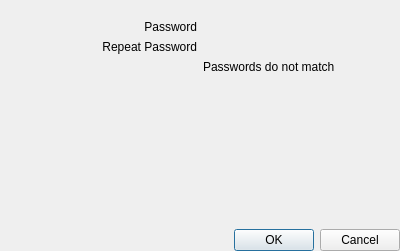
Old version of the form vms/client/nx_vms_client_desktop/src/nx/vms/client/desktop/common/dialogs/repeated_password_dialog.ui in the repository networkoptix/nx_open.
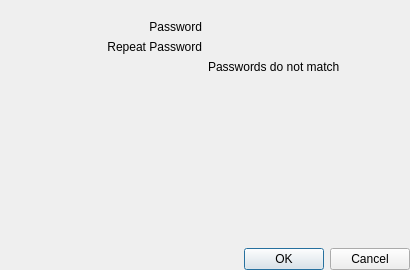
New version of the form. Custom widgets are drawn as their Qt base class.

Commit message: VMS-55725: Fix banner in Archive Encryption Password dialog

```diff
--- a/vms/client/nx_vms_client_desktop/src/nx/vms/client/desktop/common/dialogs/repeated_password_dialog.ui
+++ b/vms/client/nx_vms_client_desktop/src/nx/vms/client/desktop/common/dialogs/repeated_password_dialog.ui
@@ -6,14 +6,14 @@
    <rect>
     <x>0</x>
     <y>0</y>
-    <width>400</width>
-    <height>251</height>
+    <width>410</width>
+    <height>270</height>
    </rect>
   </property>
   <property name="minimumSize">
    <size>
-    <width>400</width>
-    <height>251</height>
+    <width>410</width>
+    <height>270</height>
    </size>
   </property>
   <layout class="QVBoxLayout" name="verticalLayout">
```
Left out of the diff: 6 changed lines with no effect on the pictures.
